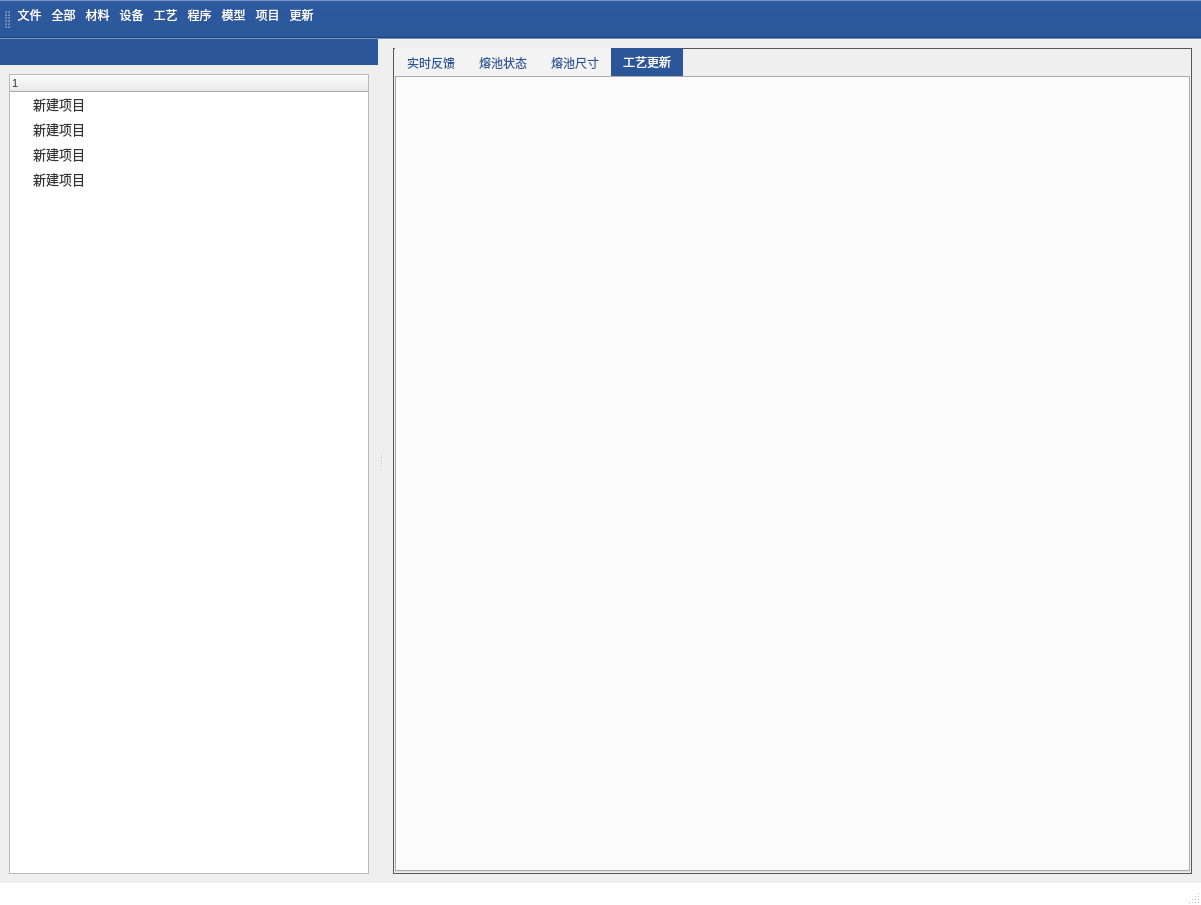
First picture: the form in new_thu/UI/main_viewer.ui, repository mihudaner/THU, before the edit.
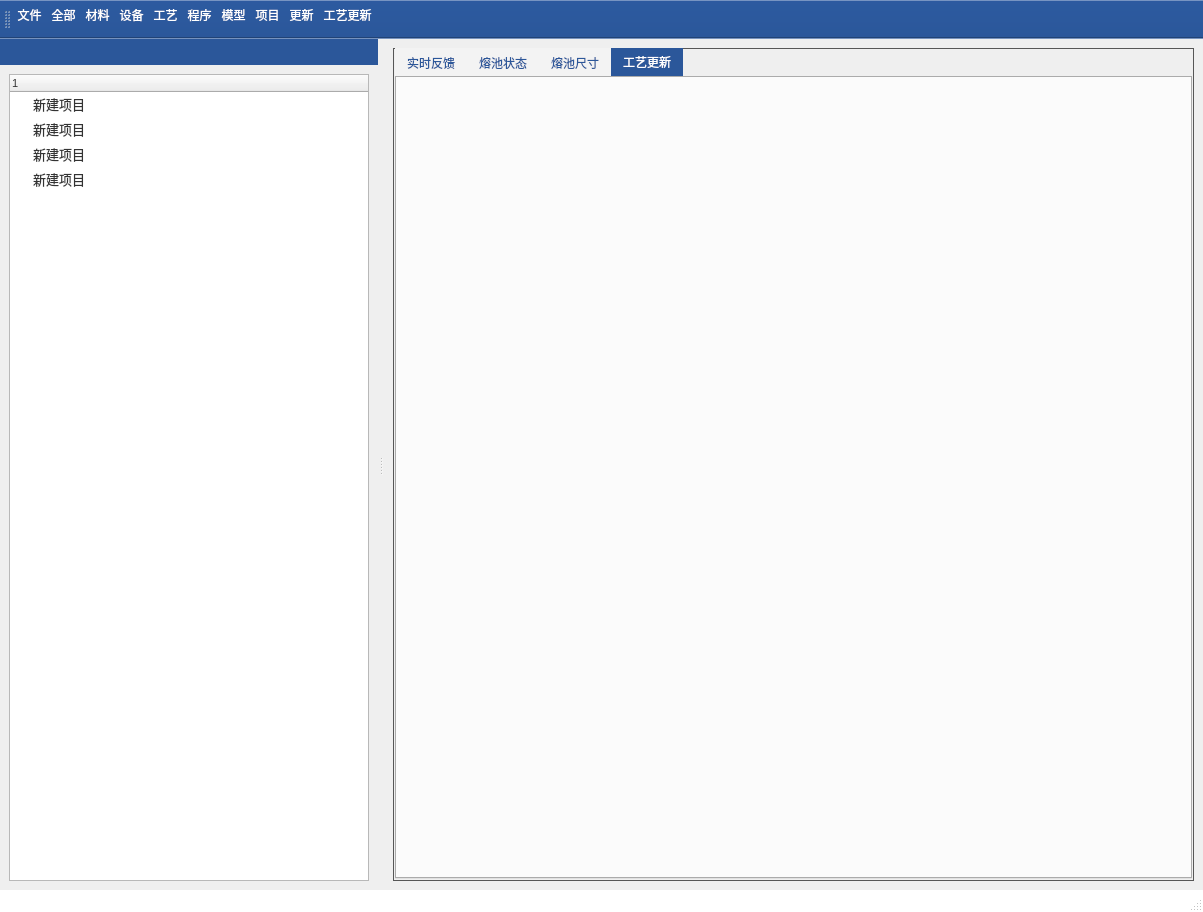
Second picture: the form after the edit. The open tabs and pages were chosen to show the change. Icons and pictures are not drawn.

What changed in the file:
```diff
--- a/new_thu/UI/main_viewer.ui
+++ b/new_thu/UI/main_viewer.ui
@@ -6,8 +6,8 @@
    <rect>
     <x>0</x>
     <y>0</y>
-    <width>1201</width>
-    <height>905</height>
+    <width>1203</width>
+    <height>912</height>
    </rect>
   </property>
   <property name="windowTitle">
@@ -696,6 +696,7 @@
    <addaction name="mx_open"/>
    <addaction name="xm_open"/>
    <addaction name="action_fresh"/>
+   <addaction name="action_updateIO"/>
   </widget>
   <widget class="QDockWidget" name="dockWidget">
    <property name="enabled">
@@ -920,6 +921,11 @@
     <string>文件</string>
    </property>
   </action>
+  <action name="action_updateIO">
+   <property name="text">
+    <string>工艺更新</string>
+   </property>
+  </action>
  </widget>
  <resources/>
  <connections/>
```
Left out of the diff: 2 changed lines with no effect on the pictures.
